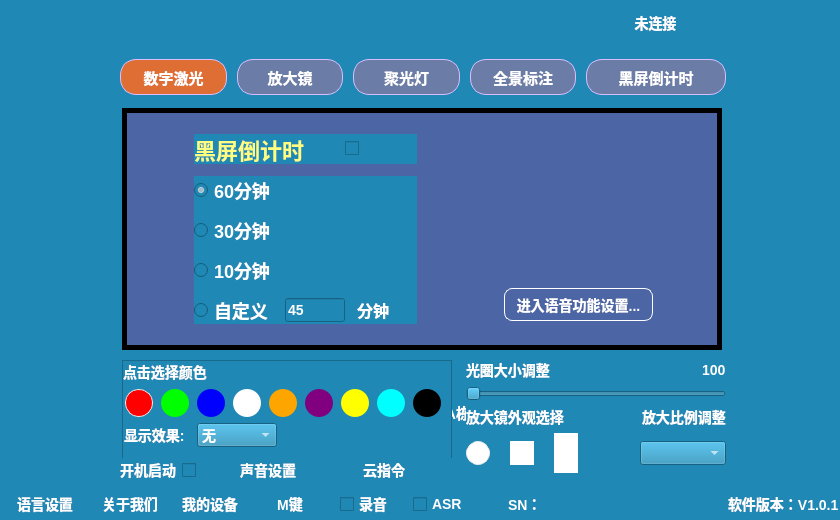
The window that EasyPointer/mainwindow.ui (wlffeng2008/EasyPointer) describes before a commit, drawn with Qt 5.
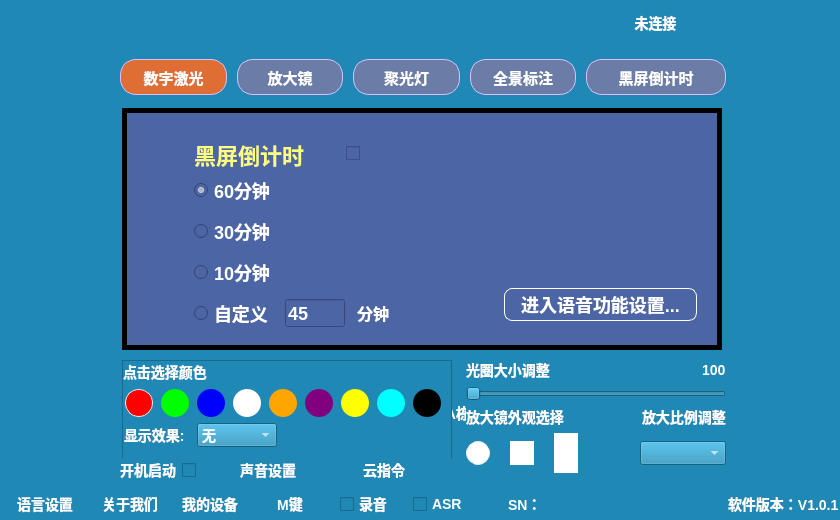
The same window after the commit. Icons and pictures are not drawn. Custom widgets are drawn as their Qt base class.

What changed in the file:
```diff
--- a/EasyPointer/mainwindow.ui
+++ b/EasyPointer/mainwindow.ui
@@ -1369,8 +1369,8 @@
     </widget>
     <widget class="QWidget" name="page04">
      <property name="styleSheet">
-      <string notr="true">#page04{background-color: rgb(76,101,165);border:5px solid black; font-size:16px;}
-QRadioButton{color:white; font-size:18px; font-weight:bold;}
+      <string notr="true">#page04{border:5px solid black; }
+QWidget{color:white; font-size:18px; font-weight:bold;background-color: rgb(76,101,165);}
 </string>
      </property>
      <widget class="QPushButton" name="pushButtonTypeword">
@@ -1378,7 +1378,7 @@
        <rect>
         <x>382</x>
         <y>180</y>
-        <width>149</width>
+        <width>193</width>
         <height>33</height>
        </rect>
       </property>
@@ -1400,8 +1400,8 @@
        <rect>
         <x>72</x>
         <y>26</y>
-        <width>223</width>
-        <height>30</height>
+        <width>224</width>
+        <height>40</height>
        </rect>
       </property>
       <layout class="QHBoxLayout" name="horizontalLayout_16">
@@ -1416,7 +1416,7 @@
          <property name="font">
           <font>
            <pointsize>-1</pointsize>
-           <fontweight>DemiBold</fontweight>
+           <bold>true</bold>
           </font>
          </property>
          <property name="styleSheet">
@@ -1457,7 +1457,7 @@
         <x>72</x>
         <y>68</y>
         <width>223</width>
-        <height>148</height>
+        <height>151</height>
        </rect>
       </property>
       <layout class="QVBoxLayout" name="verticalLayout_10">
@@ -1532,7 +1532,7 @@
            <property name="font">
             <font>
              <pointsize>-1</pointsize>
-             <fontweight>DemiBold</fontweight>
+             <bold>true</bold>
             </font>
            </property>
            <property name="text">
```
Left out of the diff: 6 changed lines with no effect on the pictures.
